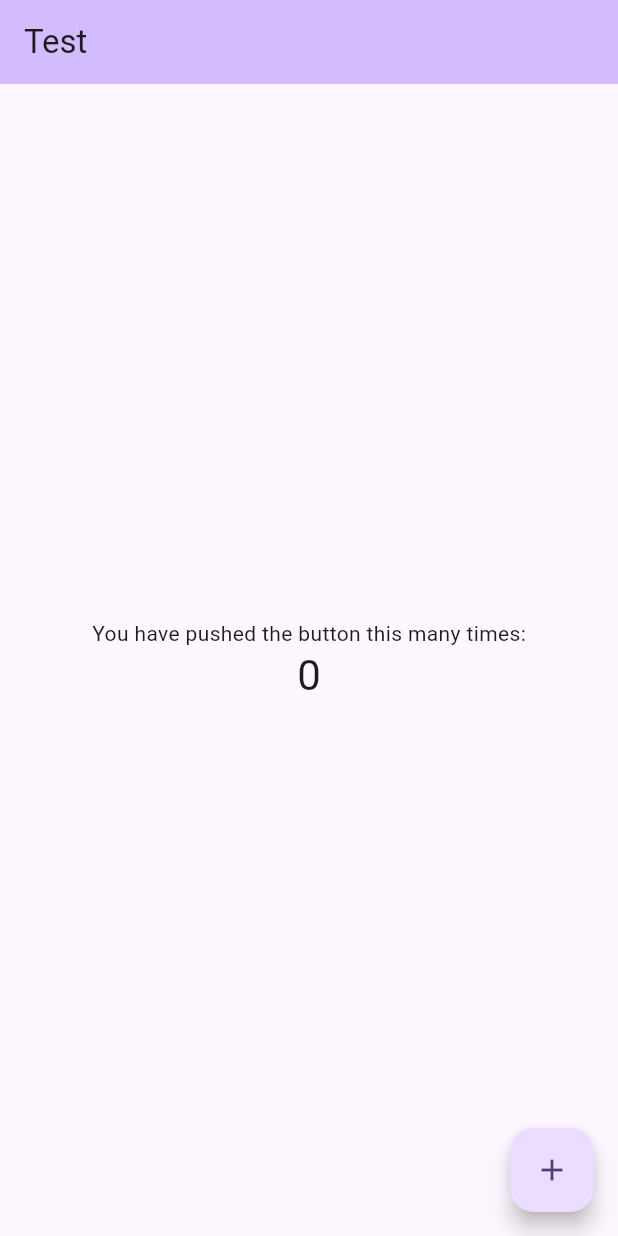
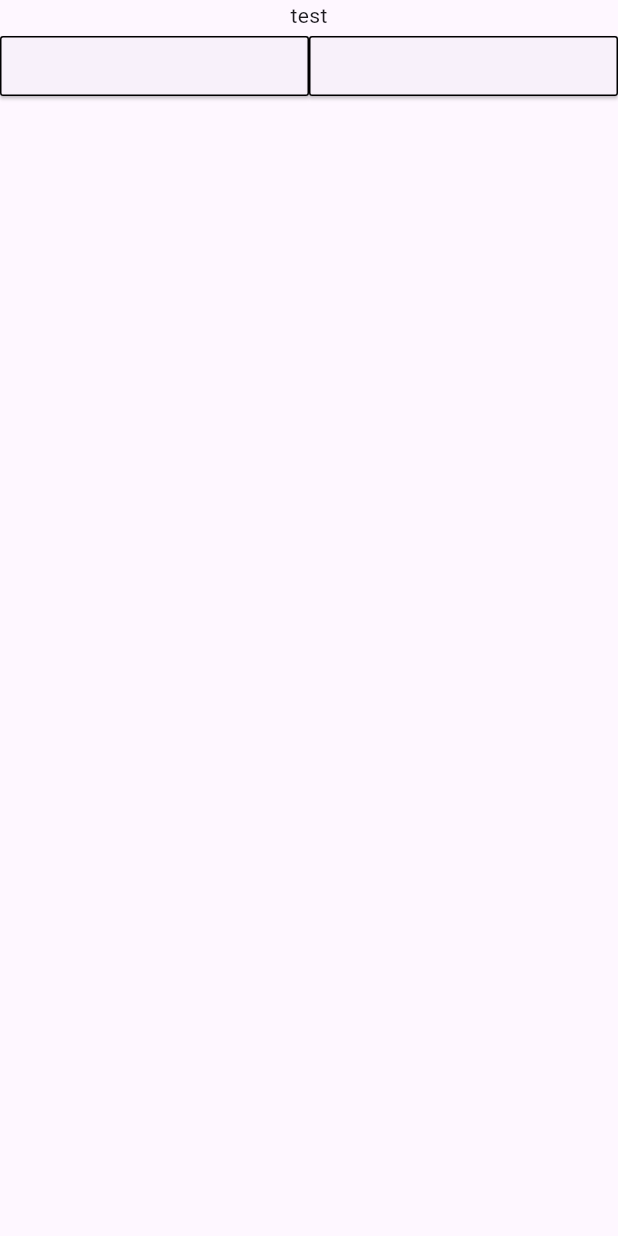
Before and after one commit to cjp-engr/cj_flutter_riverpod_tutorial_app, a Flutter app: the screen it shows after launch, on a phone screen of 412 x 824 dp. Run offline on Flutter 3.47's test engine with Material 2 defaults, Android fonts, the phone set to English and light mode, and no system bars.

Commit message:
add button and assets

```diff
--- /dev/null
+++ b/lib/common/utils/app_colors.dart
@@ -0,0 +1,36 @@
+import 'package:flutter/material.dart';
+
+class AppColors {
+  int x = 0;
+
+  /// white background
+  static const Color primaryBackground = Color.fromARGB(255, 255, 255, 255);
+
+  /// grey background
+  static const Color primarySecondaryBackground =
+      Color.fromARGB(255, 247, 247, 249);
+
+  /// main widget color blue
+  static const Color primaryElement = Color.fromARGB(255, 61, 61, 216);
+
+  /// main text color black
+  static const Color primaryText = Color.fromARGB(255, 0, 0, 0);
+  // video background color
+  static const Color primaryBg = Color.fromARGB(210, 32, 47, 62);
+
+  /// main widget text color white
+  static const Color primaryElementText = Color.fromARGB(255, 255, 255, 255);
+  // main widget text color grey
+  static const Color primarySecondaryElementText =
+      Color.fromARGB(255, 102, 102, 102);
+  // main widget third color grey
+  static const Color primaryThirdElementText =
+      Color.fromARGB(255, 170, 170, 170);
+
+  static const Color primaryFourthElementText =
+      Color.fromARGB(255, 204, 204, 204);
+  //state color
+  static const Color primaryElementStatus = Color.fromARGB(255, 88, 174, 127);
+
+  static const Color primaryElementBg = Color.fromARGB(255, 238, 121, 99);
+}
--- /dev/null
+++ b/lib/features/welcome/view/widgets/buttons.dart
@@ -0,0 +1,24 @@
+import 'package:cj_flutter_riverpod_tutorial_app/common/utils/app_colors.dart';
+import 'package:flutter/material.dart';
+
+class WelcomeButton extends StatelessWidget {
+  const WelcomeButton({super.key});
+
+  @override
+  Widget build(BuildContext context) {
+    return Expanded(
+      child: ElevatedButton(
+        style: ButtonStyle(
+          shape: MaterialStateProperty.all<RoundedRectangleBorder>(
+            RoundedRectangleBorder(
+              borderRadius: BorderRadius.circular(2),
+              side: const BorderSide(color: AppColors.primaryText),
+            ),
+          ),
+        ),
+        onPressed: () {},
+        child: null,
+      ),
+    );
+  }
+}
--- /dev/null
+++ b/lib/features/welcome/welcome.dart
@@ -0,0 +1,29 @@
+import 'package:cj_flutter_riverpod_tutorial_app/common/utils/app_colors.dart';
+import 'package:cj_flutter_riverpod_tutorial_app/features/welcome/view/widgets/buttons.dart';
+import 'package:flutter/material.dart';
+
+class WelcomePage extends StatelessWidget {
+  const WelcomePage({super.key});
+
+  @override
+  Widget build(BuildContext context) {
+    return Container(
+      color: AppColors.primaryBackground,
+      child: const SafeArea(
+        child: Scaffold(
+          body: Column(
+            children: [
+              Text('test'),
+              Row(
+                children: [
+                  WelcomeButton(),
+                  WelcomeButton(),
+                ],
+              ),
+            ],
+          ),
+        ),
+      ),
+    );
+  }
+}
--- a/lib/main.dart
+++ b/lib/main.dart
@@ -1,3 +1,4 @@
+import 'package:cj_flutter_riverpod_tutorial_app/features/welcome/welcome.dart';
 import 'package:flutter/material.dart';
 
 void main() {
@@ -13,113 +14,10 @@ class MyApp extends StatelessWidget {
     return MaterialApp(
       title: 'Flutter Demo',
       theme: ThemeData(
-        // This is the theme of your application.
-        //
-        // TRY THIS: Try running your application with "flutter run". You'll see
-        // the application has a blue toolbar. Then, without quitting the app,
-        // try changing the seedColor in the colorScheme below to Colors.green
-        // and then invoke "hot reload" (save your changes or press the "hot
-        // reload" button in a Flutter-supported IDE, or press "r" if you used
-        // the command line to start the app).
-        //
-        // Notice that the counter didn't reset back to zero; the application
-        // state is not lost during the reload. To reset the state, use hot
-        // restart instead.
-        //
-        // This works for code too, not just values: Most code changes can be
-        // tested with just a hot reload.
         colorScheme: ColorScheme.fromSeed(seedColor: Colors.deepPurple),
         useMaterial3: true,
       ),
-      home: const MyHomePage(title: 'Test'),
+      home: const WelcomePage(),
     );
   }
 }
-
-class MyHomePage extends StatefulWidget {
-  const MyHomePage({super.key, required this.title});
-
-  // This widget is the home page of your application. It is stateful, meaning
-  // that it has a State object (defined below) that contains fields that affect
-  // how it looks.
-
-  // This class is the configuration for the state. It holds the values (in this
-  // case the title) provided by the parent (in this case the App widget) and
-  // used by the build method of the State. Fields in a Widget subclass are
-  // always marked "final".
-
-  final String title;
-
-  @override
-  State<MyHomePage> createState() => _MyHomePageState();
-}
-
-class _MyHomePageState extends State<MyHomePage> {
-  int _counter = 0;
-
-  void _incrementCounter() {
-    setState(() {
-      // This call to setState tells the Flutter framework that something has
-      // changed in this State, which causes it to rerun the build method below
-      // so that the display can reflect the updated values. If we changed
-      // _counter without calling setState(), then the build method would not be
-      // called again, and so nothing would appear to happen.
-      _counter++;
-    });
-  }
-
-  @override
-  Widget build(BuildContext context) {
-    // This method is rerun every time setState is called, for instance as done
-    // by the _incrementCounter method above.
-    //
-    // The Flutter framework has been optimized to make rerunning build methods
-    // fast, so that you can just rebuild anything that needs updating rather
-    // than having to individually change instances of widgets.
-    return Scaffold(
-      appBar: AppBar(
-        // TRY THIS: Try changing the color here to a specific color (to
-        // Colors.amber, perhaps?) and trigger a hot reload to see the AppBar
-        // change color while the other colors stay the same.
-        backgroundColor: Theme.of(context).colorScheme.inversePrimary,
-        // Here we take the value from the MyHomePage object that was created by
-        // the App.build method, and use it to set our appbar title.
-        title: Text(widget.title),
-      ),
-      body: Center(
-        // Center is a layout widget. It takes a single child and positions it
-        // in the middle of the parent.
-        child: Column(
-          // Column is also a layout widget. It takes a list of children and
-          // arranges them vertically. By default, it sizes itself to fit its
-          // children horizontally, and tries to be as tall as its parent.
-          //
-          // Column has various properties to control how it sizes itself and
-          // how it positions its children. Here we use mainAxisAlignment to
-          // center the children vertically; the main axis here is the vertical
-          // axis because Columns are vertical (the cross axis would be
-          // horizontal).
-          //
-          // TRY THIS: Invoke "debug painting" (choose the "Toggle Debug Paint"
-          // action in the IDE, or press "p" in the console), to see the
-          // wireframe for each widget.
-          mainAxisAlignment: MainAxisAlignment.center,
-          children: <Widget>[
-            const Text(
-              'You have pushed the button this many times:',
-            ),
-            Text(
-              '$_counter',
-              style: Theme.of(context).textTheme.headlineMedium,
-            ),
-          ],
-        ),
-      ),
-      floatingActionButton: FloatingActionButton(
-        onPressed: _incrementCounter,
-        tooltip: 'Increment',
-        child: const Icon(Icons.add),
-      ), // This trailing comma makes auto-formatting nicer for build methods.
-    );
-  }
-}
```
Also changed, not shown: pubspec.yaml (+5 -3 lines), assets/images/boy.png (added), assets/images/man.png (added), assets/images/reading.png (added), lib/common/widgets/app_bar.dart (added), lib/common/widgets/buttons.dart (added), lib/common/widgets/text_widgets.dart (added), lib/common/widgets/textfields.dart (added).
